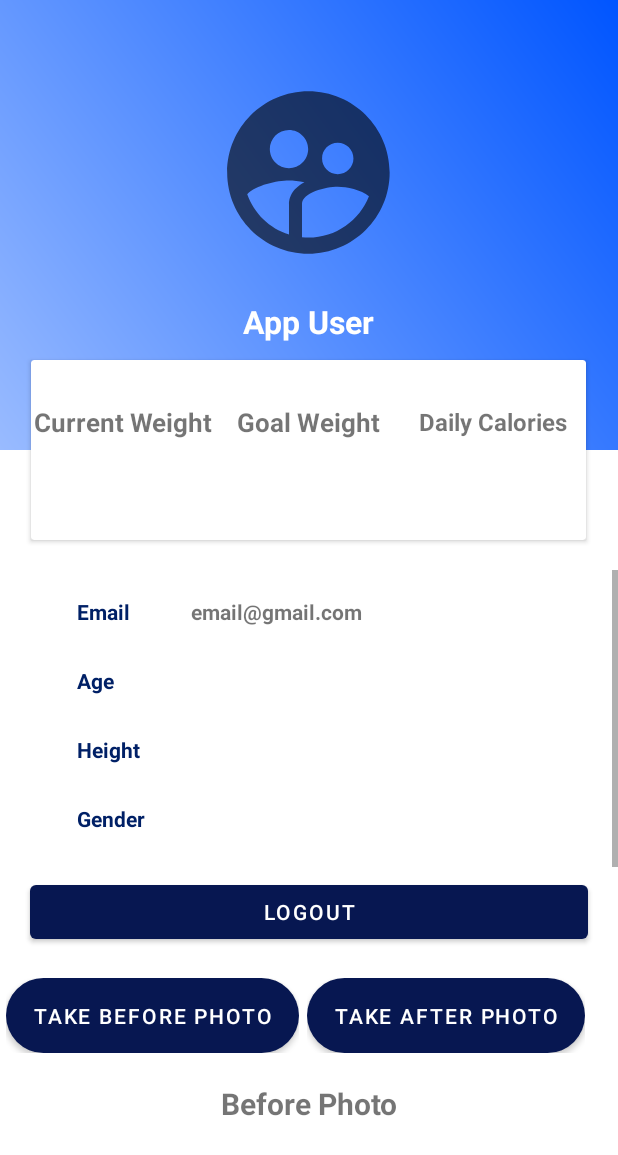
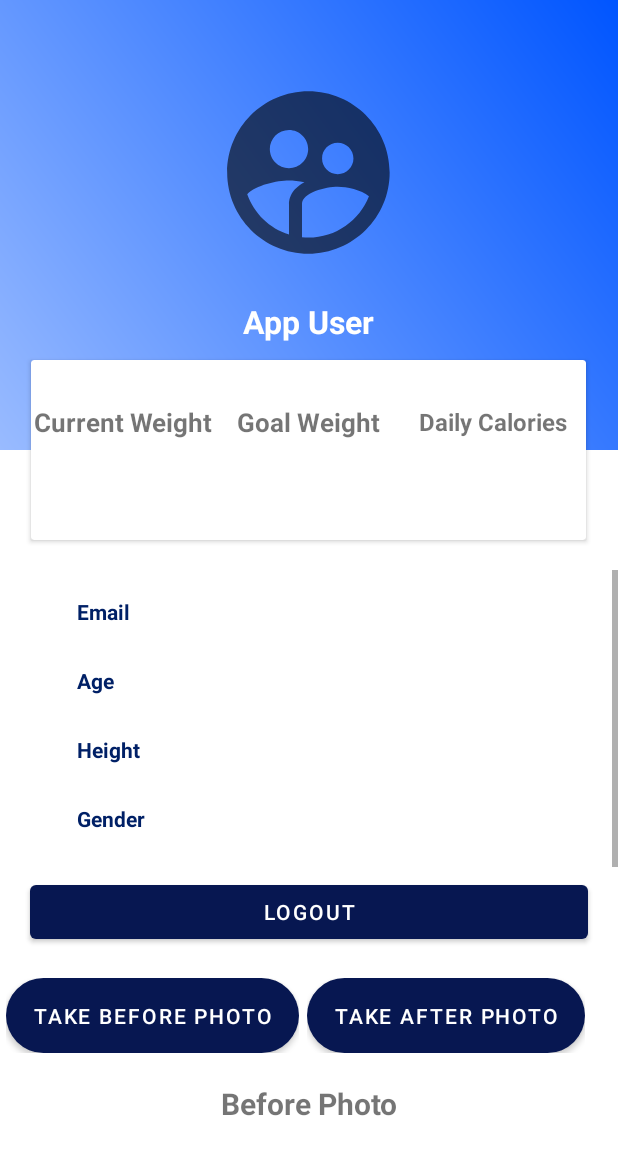
Before and after one commit to PoinaritaDiana/AndroidFitnessApp, an Android app: the layout fragment_user_profile.xml on its own in the app's theme, with its tools: preview values and no code run, on a phone screen of 412 x 824 dp. Shown: the top 1155 px of the screen. Run offline under Robolectric (Android 15) with nearby library versions, the light colour scheme and no system bars.

Commit message:
Update current user quiz details and profile landscape layout

```diff
--- a/FitnessApp/app/src/main/java/com/example/fitnessapp/LoginActivity.java
+++ b/FitnessApp/app/src/main/java/com/example/fitnessapp/LoginActivity.java
@@ -14,12 +14,10 @@ import androidx.annotation.NonNull;
 import androidx.appcompat.app.ActionBar;
 import androidx.appcompat.app.AppCompatActivity;
 
-import com.google.android.gms.auth.api.Auth;
 import com.google.android.gms.auth.api.signin.GoogleSignIn;
 import com.google.android.gms.auth.api.signin.GoogleSignInAccount;
 import com.google.android.gms.auth.api.signin.GoogleSignInClient;
 import com.google.android.gms.auth.api.signin.GoogleSignInOptions;
-import com.google.android.gms.auth.api.signin.GoogleSignInResult;
 import com.google.android.gms.common.ConnectionResult;
 import com.google.android.gms.common.SignInButton;
 import com.google.android.gms.common.api.ApiException;
@@ -39,6 +37,7 @@ public class LoginActivity extends AppCompatActivity implements GoogleApiClient.
     private UserRepository userRepository = new UserRepository();
     private SharedPreferences sharedPreferences;
     private String userGoogleId;
+    private String userGoogleEmail;
 
     @Override
     protected void onCreate(Bundle savedInstanceState) {
@@ -60,6 +59,7 @@ public class LoginActivity extends AppCompatActivity implements GoogleApiClient.
                 .requestEmail()
                 .build();
         mGoogleSignInClient = GoogleSignIn.getClient(this, gso);
+        UserProfile.setmGoogleSignInClient(mGoogleSignInClient);
 
         loginButton.setOnClickListener(v -> logInUser());
         goToRegisterButton.setOnClickListener(v -> goToRegisterPage());
@@ -129,6 +129,7 @@ public class LoginActivity extends AppCompatActivity implements GoogleApiClient.
         try {
             GoogleSignInAccount account = completedTask.getResult(ApiException.class);
             userGoogleId = account.getId();
+            userGoogleEmail = account.getEmail();
             userRepository.getUserByGoogleId(userGoogleId, this);
         } catch (ApiException e) {
             Toast.makeText(getApplicationContext(),"Sign in cancel",Toast.LENGTH_LONG).show();
--- a/FitnessApp/app/src/main/java/com/example/fitnessapp/User.java
+++ b/FitnessApp/app/src/main/java/com/example/fitnessapp/User.java
@@ -58,6 +58,11 @@ public class User {
         this.day8Done = false;
         this.day9Done = false;
         this.day10Done = false;
+    }
+
+    @NonNull
+    public String getEmail() {
+        return email;
     }
 
     @Override
--- a/FitnessApp/app/src/main/res/layout-land/fragment_user_profile.xml
+++ b/FitnessApp/app/src/main/res/layout-land/fragment_user_profile.xml
@@ -9,38 +9,13 @@
 
     <RelativeLayout
         android:layout_width="fill_parent"
-        android:layout_height="260dp">
-
-        <LinearLayout
-            android:layout_width="match_parent"
-            android:layout_height="140dp"
-            android:background="@drawable/gradientbackground"
-            android:orientation="vertical">
-
-            <ImageView
-                android:id="@+id/test"
-                android:layout_width="80dp"
-                android:layout_height="80dp"
-                android:layout_gravity="center_horizontal"
-                android:layout_marginTop="10dp"
-                app:srcCompat="@drawable/ic_baseline_supervised_user_circle_24"/>
-
-            <TextView
-                android:layout_width="wrap_content"
-                android:layout_height="wrap_content"
-                android:layout_gravity="center_horizontal"
-                android:layout_marginTop="10dp"
-                android:text="App User"
-                android:textColor="#fff"
-                android:textSize="21sp"
-                android:textStyle="bold" />
-        </LinearLayout>
+        android:layout_height="130dp">
 
         <androidx.cardview.widget.CardView
             android:layout_width="370dp"
             android:layout_height="120dp"
             android:layout_centerHorizontal="true"
-            android:layout_marginTop="130dp">
+            android:layout_marginTop="10dp">
 
             <LinearLayout
                 android:layout_width="match_parent"
@@ -160,7 +135,6 @@
                         android:layout_gravity="center_vertical"
                         android:layout_width="wrap_content"
                         android:layout_height="wrap_content"
-                        android:text="email@gmail.com"
                         android:paddingLeft="20dp" />
                 </LinearLayout>
                 <LinearLayout
@@ -233,6 +207,15 @@
                 </LinearLayout>
             </LinearLayout>
 
+            <Button
+                android:layout_width="match_parent"
+                android:layout_height="wrap_content"
+                android:id="@+id/logoutButton"
+                android:text="LOGOUT"
+                android:layout_marginLeft="20dp"
+                android:layout_marginRight="20dp"
+                android:layout_marginTop="20dp"></Button>
+
             <LinearLayout
                 android:orientation="horizontal"
                 android:layout_width="match_parent"
--- a/FitnessApp/app/src/main/res/layout/fragment_user_profile.xml
+++ b/FitnessApp/app/src/main/res/layout/fragment_user_profile.xml
@@ -160,7 +160,6 @@
                         android:layout_gravity="center_vertical"
                         android:layout_width="wrap_content"
                         android:layout_height="wrap_content"
-                        android:text="email@gmail.com"
                         android:paddingLeft="20dp" />
                 </LinearLayout>
                 <LinearLayout
```
Also changed, not shown: FitnessApp/app/src/main/java/com/example/fitnessapp/FormResults.java (+21 -4 lines), FitnessApp/app/src/main/java/com/example/fitnessapp/ResourcesWorkoutsAndMeals.java (+10 -3 lines), FitnessApp/app/src/main/java/com/example/fitnessapp/UserProfile.java (+11 -0 lines), FitnessApp/app/src/main/java/com/example/fitnessapp/UserProfileFragment.java (+12 -5 lines).
